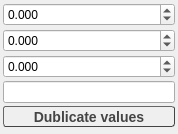
First picture: the form in Rragraph/src/AxisPlotSettings.ui, repository rasmadeus/Rragraph, before the edit.
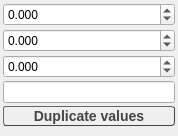
Second picture: the form after the edit.

Diff of the .ui file:
```diff
--- a/Rragraph/src/AxisPlotSettings.ui
+++ b/Rragraph/src/AxisPlotSettings.ui
@@ -7,7 +7,7 @@
     <x>0</x>
     <y>0</y>
     <width>178</width>
-    <height>134</height>
+    <height>136</height>
    </rect>
   </property>
   <property name="minimumSize">
@@ -138,14 +138,15 @@
     font: bold 14px;
     border-radius: 3px;
     min-width: 10em;
-color: #444444;
+    color: #444444;
+    height: 15px;
 }
 QToolButton:pressed {
 color: #999999;
 }</string>
      </property>
      <property name="text">
-      <string>Dublicate values</string>
+      <string>Duplicate values</string>
      </property>
     </widget>
    </item>
```
Left out of the diff: 4 changed lines with no effect on the pictures.
